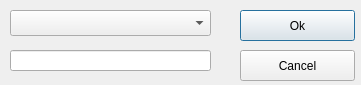
The window that passphrase.ui (ExarchD/DNTencrypt) describes before a commit, drawn with Qt 5.
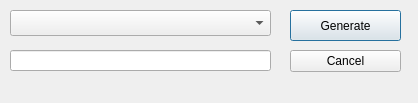
The same window after the commit.

Diff of the .ui file:
```diff
--- a/passphrase.ui
+++ b/passphrase.ui
@@ -6,8 +6,8 @@
    <rect>
     <x>0</x>
     <y>0</y>
-    <width>361</width>
-    <height>85</height>
+    <width>418</width>
+    <height>103</height>
    </rect>
   </property>
   <property name="windowTitle">
@@ -18,7 +18,7 @@
     <rect>
      <x>10</x>
      <y>50</y>
-     <width>201</width>
+     <width>261</width>
      <height>21</height>
     </rect>
    </property>
@@ -28,31 +28,44 @@
     <rect>
      <x>10</x>
      <y>10</y>
-     <width>201</width>
+     <width>261</width>
      <height>26</height>
     </rect>
    </property>
   </widget>
+  <widget class="QLabel" name="label">
+   <property name="geometry">
+    <rect>
+     <x>10</x>
+     <y>80</y>
+     <width>391</width>
+     <height>16</height>
+    </rect>
+   </property>
+   <property name="text">
+    <string/>
+   </property>
+  </widget>
   <widget class="QPushButton" name="pushButton">
    <property name="geometry">
     <rect>
-     <x>240</x>
+     <x>290</x>
      <y>10</y>
-     <width>115</width>
+     <width>111</width>
      <height>31</height>
     </rect>
    </property>
    <property name="text">
-    <string>Ok</string>
+    <string>Generate</string>
    </property>
   </widget>
   <widget class="QPushButton" name="pushButton_2">
    <property name="geometry">
     <rect>
-     <x>240</x>
+     <x>290</x>
      <y>50</y>
-     <width>115</width>
-     <height>31</height>
+     <width>111</width>
+     <height>22</height>
     </rect>
    </property>
    <property name="text">
```
